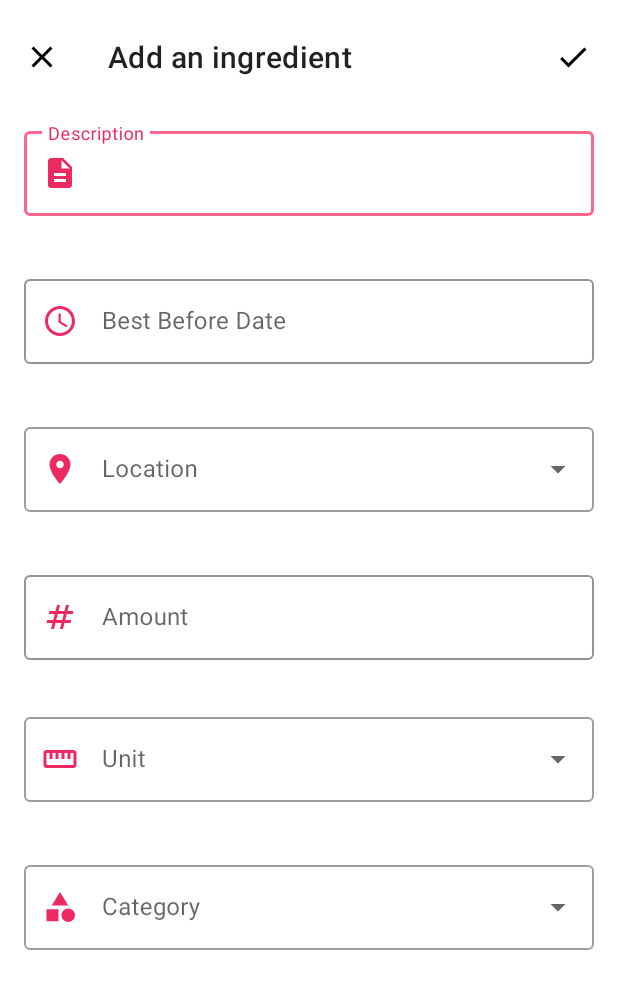
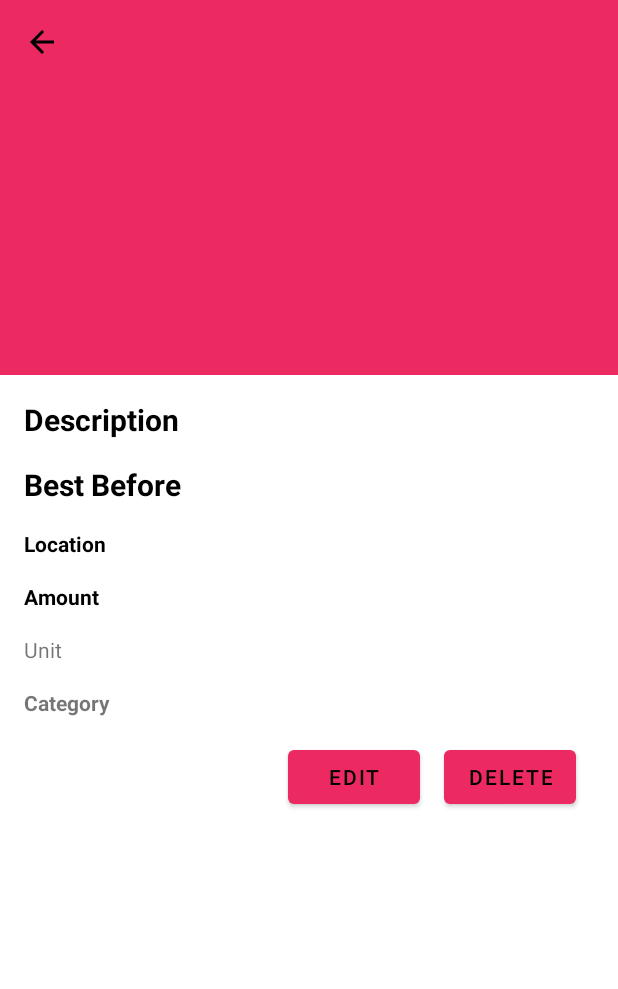
Before and after one commit to CMPUT301F22T01/FoodBit, an Android app: the layout fragment_shopping_cart_edit.xml on its own in the app's theme, with its tools: preview values and no code run, on a phone screen of 412 x 824 dp. Shown: the top 989 px of the screen. Run offline under Robolectric (Android 15) with nearby library versions, the phone set to English and light mode, and no system bars.

Commit message:
update commit for Picked an ingredient

```diff
--- a/android/app/src/main/java/com/CMPUT301F22T01/foodbit/ui/ShoppingCartFragment.java
+++ b/android/app/src/main/java/com/CMPUT301F22T01/foodbit/ui/ShoppingCartFragment.java
@@ -152,6 +152,7 @@ public class ShoppingCartFragment extends Fragment {
             bottomInfoView.setText("Your shopping cart has " + adapter.getItemCount() + " item(s)");
         }
 
+
         // add borderlines between items
         DividerItemDecoration dividerItemDecoration = new DividerItemDecoration(recyclerView.getContext(),
                 linearLayoutManager.getOrientation());
--- a/android/app/src/main/res/layout/fragment_shopping_cart_edit.xml
+++ b/android/app/src/main/res/layout/fragment_shopping_cart_edit.xml
@@ -6,219 +6,166 @@
     android:layout_width="match_parent"
     android:layout_height="match_parent">
 
-    <ScrollView
-        android:id="@+id/scrollView2"
+    <com.google.android.material.appbar.AppBarLayout
+        android:id="@+id/appbar"
+        android:layout_width="match_parent"
+        android:layout_height="250dp">
+
+        <com.google.android.material.appbar.CollapsingToolbarLayout
+            android:id="@+id/ingredient_detail_tool_bar"
+            android:layout_width="match_parent"
+            android:layout_height="match_parent"
+            app:contentScrim="@color/white"
+            app:expandedTitleTextAppearance="@style/Theme.FoodBit.ExpandedTitleTextAppearance"
+            app:layout_scrollFlags="scroll|exitUntilCollapsed"
+            app:layout_scrollInterpolator="@android:anim/decelerate_interpolator"
+            app:toolbarId="@+id/ingredient_detail_toolbar">
+
+            <androidx.appcompat.widget.Toolbar
+                android:id="@+id/ingredient_detail_toolbar"
+                android:layout_width="match_parent"
+                android:layout_height="?attr/actionBarSize"
+                app:layout_collapseMode="pin"
+                app:navigationIcon="@drawable/ic_arrow_back_24" />
+        </com.google.android.material.appbar.CollapsingToolbarLayout>
+
+    </com.google.android.material.appbar.AppBarLayout>
+
+    <androidx.core.widget.NestedScrollView
         android:layout_width="match_parent"
         android:layout_height="match_parent"
-        android:layout_marginBottom="0dp"
-        app:layout_constraintLeft_toLeftOf="parent"
-        app:layout_constraintRight_toRightOf="parent"
-        app:layout_constraintTop_toTopOf="parent">
+        app:layout_behavior="com.google.android.material.appbar.AppBarLayout$ScrollingViewBehavior"
+        tools:ignore="SpeakableTextPresentCheck">
 
         <androidx.constraintlayout.widget.ConstraintLayout
             android:layout_width="match_parent"
             android:layout_height="wrap_content"
-            android:background="?android:windowBackground"
-            tools:context=".ui.IngredientAddFragment">
+            tools:context=".ui.ShoppingCartPickedItemFragment">
 
-            <com.google.android.material.appbar.MaterialToolbar
-                android:id="@+id/ingredient_add_top_bar"
-                android:layout_width="match_parent"
-                android:layout_height="?attr/actionBarSize"
-                android:layout_marginTop="10dp"
-                android:minHeight="?attr/actionBarSize"
-                android:paddingEnd="6dp"
-                android:theme="@style/ThemeOverlay.MaterialComponents.ActionBar"
-                app:layout_constraintEnd_toEndOf="parent"
-                app:layout_constraintHorizontal_bias="0.0"
-                app:layout_constraintStart_toStartOf="parent"
-                app:layout_constraintTop_toTopOf="parent"
-                app:menu="@menu/ingredient_lsit_top_app_bar"
-                app:navigationIcon="@drawable/ic_close_24"
-                app:title="Add an ingredient"
-                tools:ignore="RtlSymmetry" />
-
-            <com.google.android.material.textfield.TextInputLayout
-                android:id="@+id/ingredient_add_text_layout_description"
-                style="@style/Theme.FoodBit.TextInputLayout.OutlinedBox"
+            <TextView
+                android:id="@+id/ingredient_detail_description"
                 android:layout_width="0dp"
                 android:layout_height="wrap_content"
                 android:layout_marginStart="16dp"
                 android:layout_marginTop="16dp"
                 android:layout_marginEnd="16dp"
-                app:errorEnabled="true"
+                android:drawablePadding="6sp"
+                android:gravity="center_vertical"
+                android:text="Description"
+                android:textColor="@color/primaryTextColor"
+                android:textSize="20sp"
+                android:textStyle="bold"
                 app:layout_constraintEnd_toEndOf="parent"
-                app:layout_constraintHorizontal_bias="1.0"
                 app:layout_constraintStart_toStartOf="parent"
-                app:layout_constraintTop_toBottomOf="@+id/ingredient_add_top_bar"
-                app:startIconDrawable="@drawable/ic_description_24">
+                app:layout_constraintTop_toTopOf="parent"
+                app:drawableTint="@color/primaryColor"
+                tools:ignore="HardcodedText" />
 
-                <com.google.android.material.textfield.TextInputEditText
-                    android:id="@+id/ingredient_add_edit_text_description"
-                    android:layout_width="match_parent"
-                    android:layout_height="wrap_content"
-                    android:hint="Description"
-                    android:inputType="text"
-                    android:maxLines="1"
-                    tools:ignore="HardcodedText" />
-
-            </com.google.android.material.textfield.TextInputLayout>
-
-            <com.google.android.material.textfield.TextInputLayout
-                android:id="@+id/ingredient_add_text_layout_best_before"
-                style="@style/Theme.FoodBit.TextInputLayout.OutlinedBox"
+            <TextView
+                android:id="@+id/ingredient_detail_best_before"
                 android:layout_width="0dp"
                 android:layout_height="wrap_content"
                 android:layout_marginStart="16dp"
                 android:layout_marginTop="16dp"
                 android:layout_marginEnd="16dp"
-                app:errorEnabled="true"
+                android:drawablePadding="6sp"
+                android:gravity="center_vertical"
+                android:text="Best Before"
+                android:textColor="@color/primaryTextColor"
+                android:textSize="20sp"
+                android:textStyle="bold"
                 app:layout_constraintEnd_toEndOf="parent"
+                app:layout_constraintHorizontal_bias="0.06"
                 app:layout_constraintStart_toStartOf="parent"
-                app:layout_constraintTop_toBottomOf="@+id/ingredient_add_text_layout_description"
-                app:startIconDrawable="@drawable/ic_schedule_24">
+                app:layout_constraintTop_toBottomOf="@+id/ingredient_detail_description"
+                app:drawableTint="@color/primaryColor"
+                tools:ignore="HardcodedText" />
 
-                <com.google.android.material.textfield.TextInputEditText
-                    android:id="@+id/ingredient_add_edit_text_best_before"
-                    android:layout_width="match_parent"
-                    android:layout_height="wrap_content"
-                    android:hint="Best Before Date"
-                    android:inputType="text"
-                    android:maxLines="1"
-                    tools:ignore="HardcodedText" />
-            </com.google.android.material.textfield.TextInputLayout>
-
-            <com.google.android.material.textfield.TextInputLayout
-                android:id="@+id/ingredient_add_text_layout_location"
-                style="@style/Widget.MaterialComponents.TextInputLayout.OutlinedBox.ExposedDropdownMenu"
+            <TextView
+                android:id="@+id/ingredient_detail_location"
                 android:layout_width="0dp"
                 android:layout_height="wrap_content"
                 android:layout_marginStart="16dp"
                 android:layout_marginTop="16dp"
                 android:layout_marginEnd="16dp"
-                android:orientation="horizontal"
-                app:errorEnabled="true"
+                android:text="Location"
+                android:textColor="@color/primaryTextColor"
+                android:textStyle="bold"
                 app:layout_constraintEnd_toEndOf="parent"
-                app:layout_constraintHorizontal_bias="0.0"
                 app:layout_constraintStart_toStartOf="parent"
-                app:layout_constraintTop_toBottomOf="@+id/ingredient_add_text_layout_best_before"
-                app:startIconDrawable="@drawable/ic_location_on_24"
-                app:startIconTint="@color/primaryColor">
+                app:layout_constraintTop_toBottomOf="@+id/ingredient_detail_best_before"
+                tools:ignore="HardcodedText" />
 
-                <AutoCompleteTextView
-                    android:id="@+id/location_picker"
-                    android:layout_width="match_parent"
-                    android:layout_height="wrap_content"
-                    android:layout_alignParentTop="true"
-                    android:layout_marginStart="0dp"
-                    android:layout_marginTop="16dp"
-                    android:layout_marginEnd="0dp"
-                    android:layout_toStartOf="@+id/add_location_button"
-                    android:hint="Location"
-                    android:imeOptions="actionDone"
-                    android:inputType="textAutoComplete"
-                    android:maxLines="1"
-                    app:layout_constraintEnd_toStartOf="@id/add_location_button"
-                    app:layout_constraintStart_toStartOf="parent"
-                    tools:ignore="HardcodedText" />
-
-            </com.google.android.material.textfield.TextInputLayout>
-
-            <com.google.android.material.textfield.TextInputLayout
-                android:id="@+id/ingredient_add_text_layout_amount"
-                style="@style/Theme.FoodBit.TextInputLayout.OutlinedBox"
+            <TextView
+                android:id="@+id/ingredient_detail_amount"
                 android:layout_width="0dp"
                 android:layout_height="wrap_content"
                 android:layout_marginStart="16dp"
                 android:layout_marginTop="16dp"
                 android:layout_marginEnd="16dp"
-                app:errorEnabled="true"
+                android:text="Amount"
+                android:textColor="@color/primaryTextColor"
+                android:textStyle="bold"
                 app:layout_constraintEnd_toEndOf="parent"
                 app:layout_constraintStart_toStartOf="parent"
-                app:layout_constraintTop_toBottomOf="@+id/ingredient_add_text_layout_location"
-                app:startIconDrawable="@drawable/ic_numbers_24">
+                app:layout_constraintTop_toBottomOf="@+id/ingredient_detail_location"
+                tools:ignore="HardcodedText" />
 
-                <com.google.android.material.textfield.TextInputEditText
-                    android:id="@+id/ingredient_add_edit_text_amount"
-                    android:layout_width="match_parent"
-                    android:layout_height="wrap_content"
-                    android:hint="Amount"
-                    android:inputType="numberDecimal"
-                    android:maxLines="1"
-                    tools:ignore="HardcodedText" />
-
-            </com.google.android.material.textfield.TextInputLayout>
-
-            <com.google.android.material.textfield.TextInputLayout
-                android:id="@+id/ingredient_add_text_layout_unit"
-                style="@style/Widget.MaterialComponents.TextInputLayout.OutlinedBox.ExposedDropdownMenu"
-                android:layout_width="0dp"
-                android:layout_height="wrap_content"
-                android:layout_marginStart="16dp"
-                android:layout_marginTop="12dp"
-                android:layout_marginEnd="16dp"
-                app:errorEnabled="true"
-                app:layout_constraintEnd_toEndOf="parent"
-                app:layout_constraintHorizontal_bias="0.0"
-                app:layout_constraintStart_toStartOf="parent"
-                app:layout_constraintTop_toBottomOf="@+id/ingredient_add_text_layout_amount"
-                app:startIconDrawable="@drawable/ic_straighten_24"
-                app:startIconTint="@color/primaryColor">
-
-                <AutoCompleteTextView
-                    android:id="@+id/unit_picker"
-                    android:layout_width="match_parent"
-                    android:layout_height="wrap_content"
-                    android:layout_marginStart="0dp"
-                    android:layout_marginTop="16dp"
-                    android:layout_marginEnd="0dp"
-                    android:hint="Unit"
-                    android:imeOptions="actionDone"
-                    android:inputType="textAutoComplete"
-                    android:maxLines="1"
-                    app:layout_constraintEnd_toEndOf="parent"
-                    app:layout_constraintStart_toStartOf="parent"
-                    app:layout_constraintTop_toBottomOf="@+id/ingredient_add_text_layout_amount"
-                    tools:ignore="HardcodedText" />
-
-            </com.google.android.material.textfield.TextInputLayout>
-
-            <com.google.android.material.textfield.TextInputLayout
-                android:id="@+id/ingredient_add_text_layout_category"
-                style="@style/Widget.MaterialComponents.TextInputLayout.OutlinedBox.ExposedDropdownMenu"
+            <TextView
+                android:id="@+id/ingredient_detail_unit"
                 android:layout_width="0dp"
                 android:layout_height="wrap_content"
                 android:layout_marginStart="16dp"
                 android:layout_marginTop="16dp"
                 android:layout_marginEnd="16dp"
-                app:errorEnabled="true"
+                android:text="Unit"
                 app:layout_constraintEnd_toEndOf="parent"
-                app:layout_constraintHorizontal_bias="0.0"
                 app:layout_constraintStart_toStartOf="parent"
-                app:layout_constraintTop_toBottomOf="@+id/ingredient_add_text_layout_unit"
-                app:startIconDrawable="@drawable/ic_category_24"
-                app:startIconTint="@color/primaryColor">
+                app:layout_constraintTop_toBottomOf="@+id/ingredient_detail_amount"
+                tools:ignore="HardcodedText" />
 
-                <AutoCompleteTextView
-                    android:id="@+id/category_picker"
-                    android:layout_width="match_parent"
-                    android:layout_height="wrap_content"
-                    android:layout_marginStart="0dp"
-                    android:layout_marginTop="16dp"
-                    android:layout_marginEnd="0dp"
-                    android:hint="Category"
-                    android:imeOptions="actionDone"
-                    android:inputType="textAutoComplete"
-                    android:maxLines="1"
-                    app:layout_constraintEnd_toEndOf="parent"
-                    app:layout_constraintStart_toStartOf="parent"
-                    app:layout_constraintTop_toBottomOf="@+id/ingredient_add_text_layout_unit"
-                    tools:ignore="HardcodedText" />
+            <TextView
+                android:id="@+id/ingredient_detail_category"
+                android:layout_width="0dp"
+                android:layout_height="wrap_content"
+                android:layout_marginStart="16dp"
+                android:layout_marginTop="16dp"
+                android:layout_marginEnd="16dp"
+                android:text="Category"
+                android:textStyle="bold"
+                app:layout_constraintEnd_toEndOf="parent"
+                app:layout_constraintStart_toStartOf="parent"
+                app:layout_constraintTop_toBottomOf="@+id/ingredient_detail_unit"
+                tools:ignore="HardcodedText" />
 
-            </com.google.android.material.textfield.TextInputLayout>
+            <Button
+                android:id="@+id/button_ingredient_detail_delete"
+                android:layout_width="wrap_content"
+                android:layout_height="wrap_content"
+                android:layout_marginTop="16dp"
+                android:layout_marginEnd="28dp"
+                android:layout_marginBottom="16dp"
+                android:text="Delete"
+                app:layout_constraintBottom_toBottomOf="parent"
+                app:layout_constraintEnd_toEndOf="parent"
+                app:layout_constraintTop_toBottomOf="@+id/ingredient_detail_category"
+                app:layout_constraintVertical_bias="0.0" />
+
+            <Button
+                android:id="@+id/button_ingredient_detail_edit"
+                android:layout_width="wrap_content"
+                android:layout_height="wrap_content"
+                android:layout_marginTop="16dp"
+                android:layout_marginEnd="16dp"
+                android:layout_marginBottom="16dp"
+                android:text="Edit"
+                app:layout_constraintBottom_toBottomOf="parent"
+                app:layout_constraintEnd_toStartOf="@+id/button_ingredient_detail_delete"
+                app:layout_constraintTop_toBottomOf="@+id/ingredient_detail_category" />
 
         </androidx.constraintlayout.widget.ConstraintLayout>
 
-    </ScrollView>
+    </androidx.core.widget.NestedScrollView>
+
 
 </androidx.coordinatorlayout.widget.CoordinatorLayout>
--- a/android/app/src/main/res/navigation/nav_graph.xml
+++ b/android/app/src/main/res/navigation/nav_graph.xml
@@ -76,8 +76,8 @@
     </fragment>
     <fragment
         android:id="@+id/fragment_shopping_cart_edit"
-        android:name="com.CMPUT301F22T01.foodbit.ui.ShoppingCartDetailFragment"
-        android:label="ShoppingDetailFragment"
+        android:name="com.CMPUT301F22T01.foodbit.ui.ShoppingCartPickedItemFragment"
+        android:label="ShoppingPickedFragment"
         tools:layout="@layout/fragment_shopping_cart_edit">
 
     </fragment>
--- a/android/app/src/main/res/values-night/themes.xml
+++ b/android/app/src/main/res/values-night/themes.xml
@@ -13,4 +13,9 @@
         <item name="android:statusBarColor">?attr/colorPrimaryVariant</item>
         <!-- Customize your theme here. -->
     </style>
+
+    <style name="ThemeOverlay.FoodBit.FullscreenContainer" parent="">
+        <item name="fullscreenBackgroundColor">@color/light_blue_900</item>
+        <item name="fullscreenTextColor">@color/light_blue_A400</item>
+    </style>
 </resources>
--- /dev/null
+++ b/android/app/src/main/res/values/attrs.xml
@@ -0,0 +1,6 @@
+<resources>
+    <declare-styleable name="FullscreenAttrs">
+        <attr name="fullscreenBackgroundColor" format="color" />
+        <attr name="fullscreenTextColor" format="color" />
+    </declare-styleable>
+</resources>
--- a/android/app/src/main/res/values/colors.xml
+++ b/android/app/src/main/res/values/colors.xml
@@ -12,4 +12,9 @@
     <color name="primaryLightColor">#ff668d</color>
     <color name="primaryDarkColor">#b30037</color>
     <color name="primaryTextColor">#000000</color>
+    <color name="light_blue_600">#FF039BE5</color>
+    <color name="light_blue_900">#FF01579B</color>
+    <color name="light_blue_A200">#FF40C4FF</color>
+    <color name="light_blue_A400">#FF00B0FF</color>
+    <color name="black_overlay">#66000000</color>
 </resources>
--- a/android/app/src/main/res/values/strings.xml
+++ b/android/app/src/main/res/values/strings.xml
@@ -16,4 +16,6 @@
     <string name="this_is_description">This is description</string>
     <string name="box">Box</string>
     <string name="meat">Meat</string>
+    <string name="dummy_button">Dummy Button</string>
+    <string name="dummy_content">DUMMY\nCONTENT</string>
 </resources>
--- a/android/app/src/main/res/values/themes.xml
+++ b/android/app/src/main/res/values/themes.xml
@@ -53,6 +53,11 @@
         <item name="android:textStyle">bold</item>
     </style>
 
+    <style name="ThemeOverlay.FoodBit.FullscreenContainer" parent="">
+        <item name="fullscreenBackgroundColor">@color/light_blue_600</item>
+        <item name="fullscreenTextColor">@color/light_blue_A200</item>
+    </style>
+
     <!--    <style name="Theme.FoodBit.ActionBarStyle" parent="Theme.MaterialComponents.DayNight.DarkActionBar">-->
     <!--        <item name=""-->
     <!--    </style>-->
```
Also changed, not shown: android/app/src/main/java/com/CMPUT301F22T01/foodbit/ui/ShoppingCartAdapter.java (+13 -7 lines), android/app/src/main/java/com/CMPUT301F22T01/foodbit/ui/ShoppingCartDetailFragment.java (deleted, +0 -260 lines), android/app/src/main/java/com/CMPUT301F22T01/foodbit/ui/ShoppingCartPickedItemFragment.java (added, +128 -0 lines), android/app/src/main/res/values/styles.xml (added, +7 -0 lines). Lines whose indentation alone changed are shown as unchanged.
